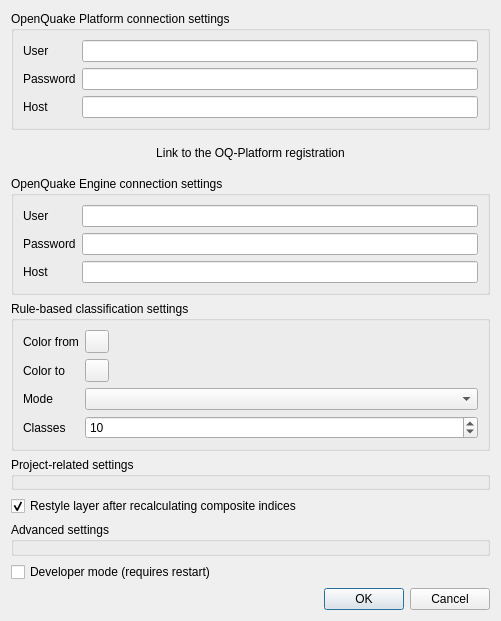
Before: the Qt Designer form svir/ui/ui_settings.ui in gem/oq-irmt-qgis, drawn with Qt 5.
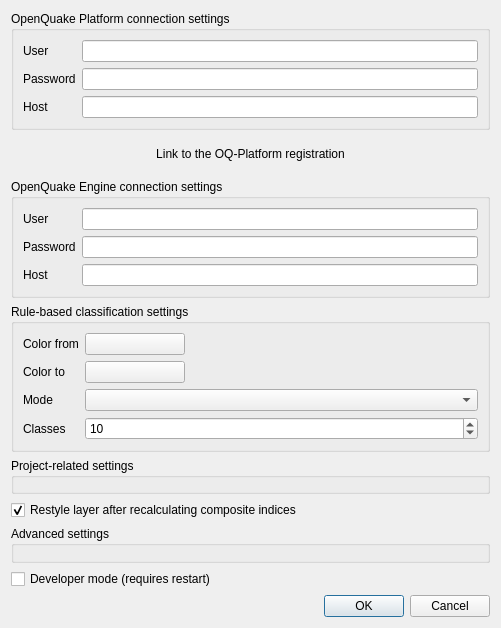
After: the same form once the commit is applied. Custom widgets are drawn as their Qt base class.

Commit message: Use standard QPushButton and QColorDialog instead of custom Qgs widget (still coloring only the border of the buttons)

Diff of the .ui file:
```diff
--- a/svir/ui/ui_settings.ui
+++ b/svir/ui/ui_settings.ui
@@ -7,7 +7,7 @@
     <x>0</x>
     <y>0</y>
     <width>501</width>
-    <height>621</height>
+    <height>628</height>
    </rect>
   </property>
   <property name="windowTitle">
@@ -138,37 +138,31 @@
         </property>
        </widget>
       </item>
-      <item row="3" column="1">
-       <widget class="QgsColorButtonV2" name="style_color_from"/>
-      </item>
-      <item row="4" column="0">
+      <item row="5" column="0">
        <widget class="QLabel" name="label_9">
         <property name="text">
          <string>Color to</string>
         </property>
        </widget>
       </item>
-      <item row="4" column="1">
-       <widget class="QgsColorButtonV2" name="style_color_to"/>
-      </item>
-      <item row="5" column="0">
+      <item row="7" column="0">
        <widget class="QLabel" name="label_4">
         <property name="text">
          <string>Mode</string>
         </property>
        </widget>
       </item>
-      <item row="5" column="1">
+      <item row="7" column="1">
        <widget class="QComboBox" name="style_mode"/>
       </item>
-      <item row="6" column="0">
+      <item row="8" column="0">
        <widget class="QLabel" name="label_10">
         <property name="text">
          <string>Classes</string>
         </property>
        </widget>
       </item>
-      <item row="6" column="1">
+      <item row="8" column="1">
        <widget class="QSpinBox" name="style_classes">
         <property name="minimum">
          <number>1</number>
@@ -178,6 +172,41 @@
         </property>
        </widget>
       </item>
+      <item row="3" column="1">
+       <widget class="QPushButton" name="style_color_from">
+        <property name="maximumSize">
+         <size>
+          <width>100</width>
+          <height>16777215</height>
+         </size>
+        </property>
+        <property name="text">
+         <string/>
+        </property>
+       </widget>
+      </item>
+      <item row="5" column="1">
+       <widget class="QPushButton" name="style_color_to">
+        <property name="maximumSize">
+         <size>
+          <width>100</width>
+          <height>16777215</height>
+         </size>
+        </property>
+        <property name="autoFillBackground">
+         <bool>true</bool>
+        </property>
+        <property name="text">
+         <string/>
+        </property>
+        <property name="default">
+         <bool>false</bool>
+        </property>
+        <property name="flat">
+         <bool>false</bool>
+        </property>
+       </widget>
+      </item>
      </layout>
     </widget>
    </item>
@@ -227,13 +256,6 @@
    </item>
   </layout>
  </widget>
- <customwidgets>
-  <customwidget>
-   <class>QgsColorButtonV2</class>
-   <extends>QToolButton</extends>
-   <header>qgscolorbuttonv2.h</header>
-  </customwidget>
- </customwidgets>
  <tabstops>
   <tabstop>buttonBox</tabstop>
  </tabstops>
```
The commit also changes 1 other file.
